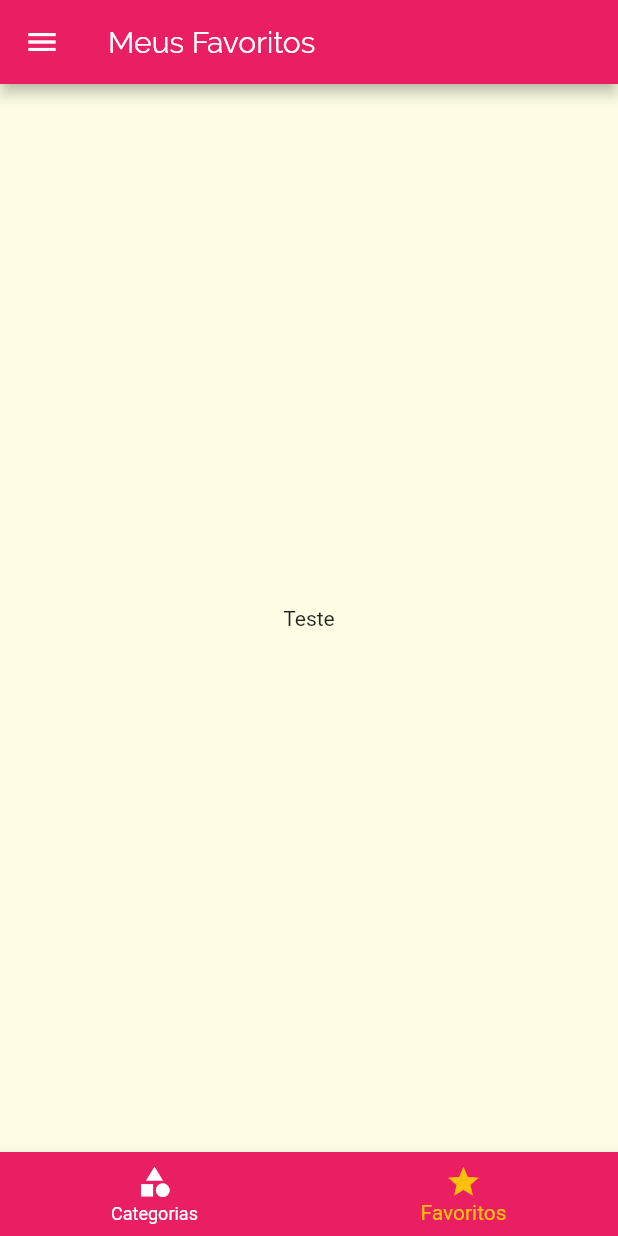
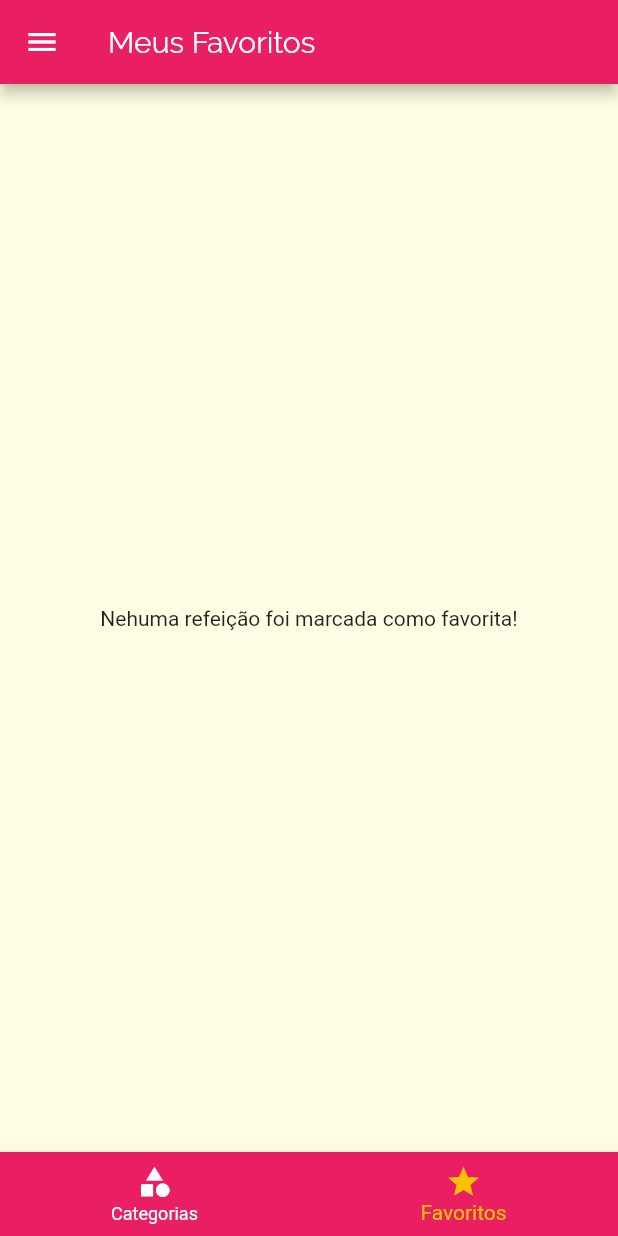
Before and after one commit to dhiegogoncalves/delimeals_flutter, a Flutter app: the screen it shows after launch, item 2 of the bottom bar chosen, on a phone screen of 412 x 824 dp. Run offline on Flutter 3.47's test engine with Material 2 defaults, Android fonts, the phone set to English and light mode, and no system bars.

Commit message:
Implementação da tela favorite.

```diff
--- a/lib/main.dart
+++ b/lib/main.dart
@@ -37,6 +37,18 @@ class _MyAppState extends State<MyApp> {
     });
   }
 
+  void _toggleFavorite(Meal meal) {
+    setState(() {
+      _favoriteMeals.contains(meal)
+          ? _favoriteMeals.remove(meal)
+          : _favoriteMeals.add(meal);
+    });
+  }
+
+  bool _isFavorite(Meal meal) {
+    return _favoriteMeals.contains(meal);
+  }
+
   @override
   Widget build(BuildContext context) {
     return MaterialApp(
@@ -57,7 +69,8 @@ class _MyAppState extends State<MyApp> {
         AppRoutes.HOME: (ctx) => TabsScreen(_favoriteMeals),
         AppRoutes.CATEGORIES_MEALS: (ctx) =>
             CategoriesMealsScreen(_availableMeals),
-        AppRoutes.MEAL_DETAIL: (ctx) => MealDetailScreen(),
+        AppRoutes.MEAL_DETAIL: (ctx) =>
+            MealDetailScreen(_toggleFavorite, _isFavorite),
         AppRoutes.SETTINGS: (ctx) => SettingsScreen(settings, _filterMeals),
       },
     );
--- a/lib/screens/favorite_screen.dart
+++ b/lib/screens/favorite_screen.dart
@@ -1,10 +1,27 @@
 import 'package:flutter/material.dart';
+import 'package:meals/components/meal_item.dart';
+import 'package:meals/models/meal.dart';
 
 class FavoriteScreen extends StatelessWidget {
+  final List<Meal> favoriteMeals;
+
+  const FavoriteScreen(this.favoriteMeals);
+
   @override
   Widget build(BuildContext context) {
-    return Center(
-      child: Text('Teste'),
-    );
+    if (favoriteMeals.isEmpty) {
+      return Center(
+        child: Text('Nehuma refeição foi marcada como favorita!'),
+      );
+    } else {
+      return Center(
+        child: ListView.builder(
+          itemCount: favoriteMeals.length,
+          itemBuilder: (ctx, index) {
+            return MealItem(favoriteMeals[index]);
+          },
+        ),
+      );
+    }
   }
 }
--- a/lib/screens/tabs_screen.dart
+++ b/lib/screens/tabs_screen.dart
@@ -5,20 +5,31 @@ import 'package:meals/screens/categories_screen.dart';
 import 'package:meals/screens/favorite_screen.dart';
 
 class TabsScreen extends StatefulWidget {
-  final List<Meal> _favoriteMeals;
+  final List<Meal> favoriteMeals;
 
-  const TabsScreen(this._favoriteMeals);
+  const TabsScreen(this.favoriteMeals);
   @override
   _TabsScreenState createState() => _TabsScreenState();
 }
 
 class _TabsScreenState extends State<TabsScreen> {
   int _selectedScreenIndex = 0;
+  List<Map<String, Object>> _screens;
 
-  final List<Map<String, Object>> _screens = [
-    {'title': 'Lista de Categorias', 'screen': CategoriesScreen()},
-    {'title': 'Meus Favoritos', 'screen': FavoriteScreen()},
-  ];
+  @override
+  void initState() {
+    super.initState();
+    _screens = [
+      {
+        'title': 'Lista de Categorias',
+        'screen': CategoriesScreen(),
+      },
+      {
+        'title': 'Meus Favoritos',
+        'screen': FavoriteScreen(widget.favoriteMeals),
+      },
+    ];
+  }
 
   _selectScreen(int index) {
     setState(() {
```
Also changed, not shown: lib/screens/meal_detail_screen.dart (+7 -2 lines).
